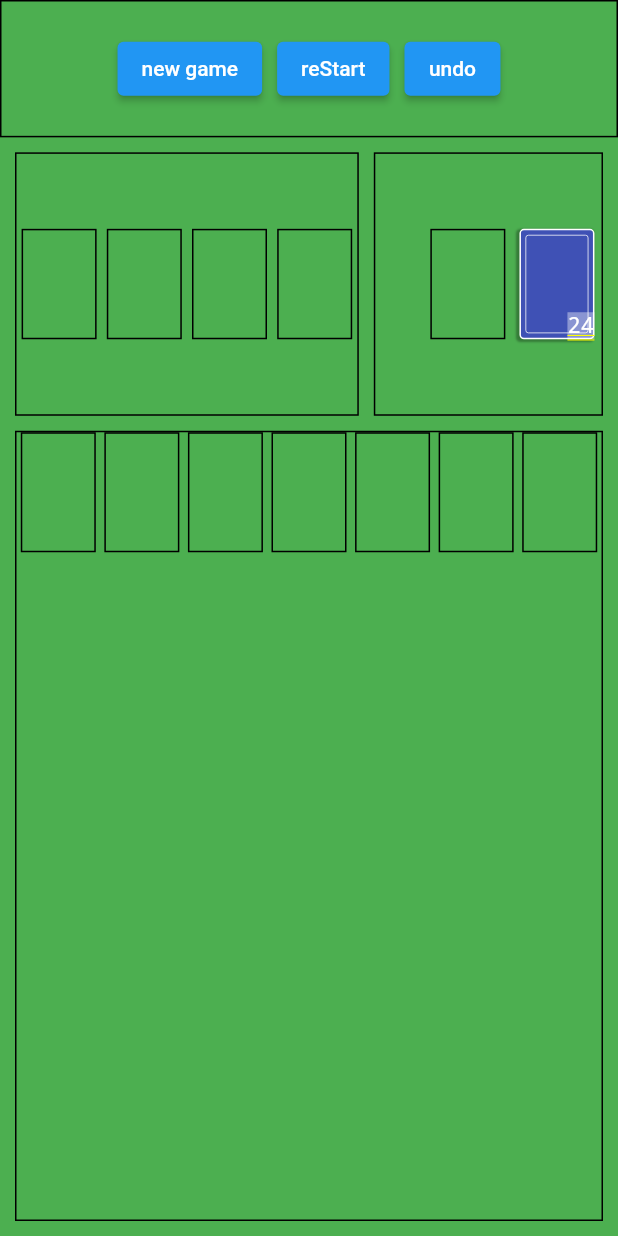
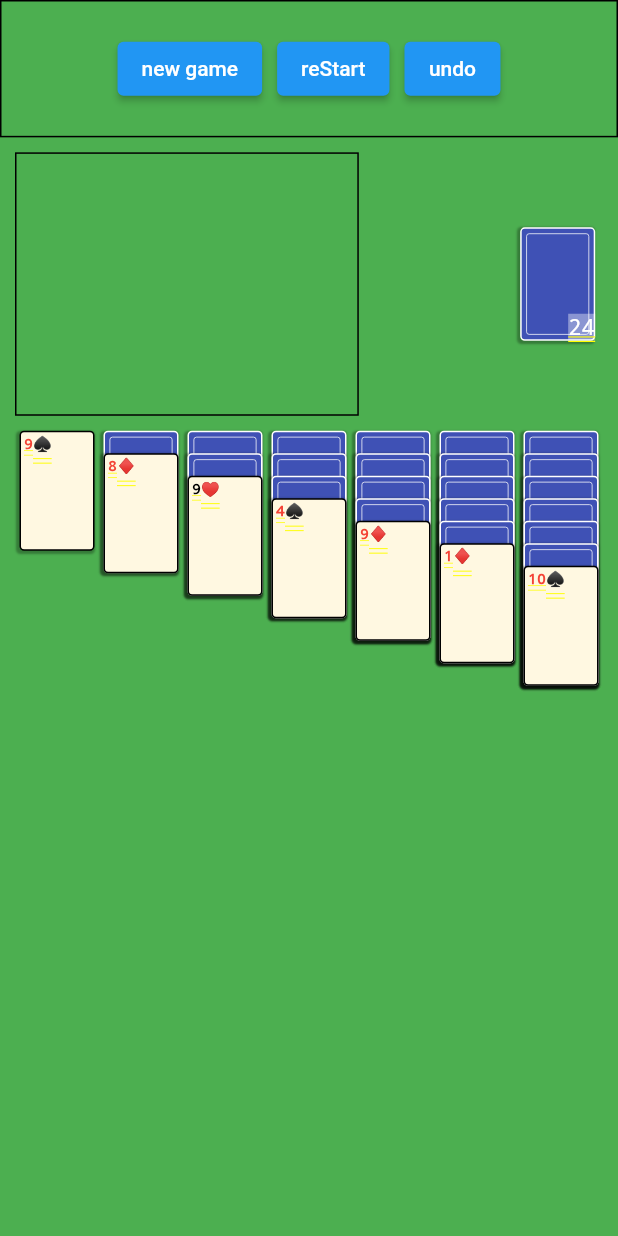
Before and after one commit to ssdd33/flutter_solitaire_2, a Flutter app: the screen it shows after launch, after a tap on "new game", on a phone screen of 412 x 824 dp. Run offline on Flutter 3.47's test engine with Material 2 defaults, Android fonts, the phone set to English and light mode, and no system bars.

Commit message:
undo 수정, tableau 작업중

```diff
--- a/lib/interface/game.dart
+++ b/lib/interface/game.dart
@@ -18,23 +18,20 @@ abstract class Game {
   //   _initBoard();
   //   _initCardSet();
   // }
-/** sectionMap 초기 설정 */
+  /// sectionMap 초기 설정
   void _initBoard();
 
-  /** 카드 셔플, Section.init으로 섹션에 초기카드 전달 */
+  /// 카드 셔플, Section.init으로 섹션에 초기카드 전달
   void initGame();
 
   void _initCardSet();
 
-/**카드가 모두 정렬되어 게임이 끝났는지 확인, isGameComplete에 값 저장
-*/
+  /// 카드가 모두 정렬되어 게임이 끝났는지 확인, isGameComplete에 값 저장
   void checkComplete();
 
-/**
- * sectionId 에 따라 로직 분기 : 카드게임에서는 어느섹션으로 이동할지 구분 값으로 사용됨
- * 카드가 이동한 경우 true, 이동가능한 구역이 없어 이동을 못한 경우 false 반환
- */
-  bool moveInterSection(String sectionId, List<GCard> cards);
+  /// sectionId 에 따라 로직 분기 : 카드게임에서는 어느섹션으로 이동할지 구분 값으로 사용됨
+  /// 카드가 이동한 경우 true, 이동가능한 구역이 없어 이동을 못한 경우 false 반환
+  dynamic moveInterSection(String sectionId, List<GCard> cards);
 
   void autoComplete();
 }
--- a/lib/main.dart
+++ b/lib/main.dart
@@ -5,7 +5,7 @@ import 'package:flutter_solitaire_2/screen/layout/board_screen.dart';
 import 'package:flutter_solitaire_2/screen/layout/header.dart';
 
 void main() {
-  runApp(RootApp());
+  runApp(const RootApp());
 }
 
 class RootApp extends StatelessWidget {
@@ -34,6 +34,7 @@ class RootApp extends StatelessWidget {
         home: ListenableBuilder(
             listenable: game,
             builder: (BuildContext context, Widget? child) {
+              print('*GAME BUILD');
               return CardGameScreen(game,
                   child: SafeArea(
                       child: Stack(
--- a/lib/model/board/foundation.dart
+++ b/lib/model/board/foundation.dart
@@ -4,7 +4,7 @@ import 'package:flutter_solitaire_2/interface/section.dart';
 import 'package:flutter_solitaire_2/model/card_game.dart';
 
 class FoundationPile extends Pile {
-  int get topValue => cards.length == 0 ? 0 : cards.last.value;
+  int get topValue => cards.isEmpty ? 0 : cards.last.value;
   SHAPE shape = SHAPE.ALL;
   FoundationPile(SHAPE shapeValue, List<GCard> defaultCards)
       : super(shapeValue.name, defaultCards) {
@@ -19,7 +19,7 @@ class FoundationPile extends Pile {
 
   @override
   List<GCard>? drawCard(GCard selectedCard) {
-    if (cards.length > 0) {
+    if (cards.isNotEmpty) {
       GCard removed = cards.removeLast();
       addHistory(cards);
       return [removed];
@@ -42,7 +42,7 @@ class Foundation extends Section<FoundationPile, SHAPE> {
   }
 
   @override
-  void move(String fromPileId, GCard card) {
+  move(SHAPE fromPileId, GCard card) {
     bool isAvailableToTableau =
         game.moveInterSection(SectionType.tableau.name, [card]);
     if (isAvailableToTableau) {
--- a/lib/model/board/stock.dart
+++ b/lib/model/board/stock.dart
@@ -38,19 +38,23 @@ class StockPile extends Pile {
 }
 
 class Stock extends Section<StockPile, SectionType> {
-  Stock(CardGame game) : super(game: game, id: SectionType.stock.name);
+  Stock(CardGame game) : super(game: game, id: SectionType.stock.name) {
+    init([]);
+  }
   List<GCard> get faceUpCards =>
-      piles[0].cards.where((card) => card.isFaceUp).toList();
-  List<GCard> get faceDownCards =>
-      piles[0].cards.where((card) => !card.isFaceUp).toList();
+      pileMap[SectionType.stock]!.cards.where((card) => card.isFaceUp).toList();
+  List<GCard> get faceDownCards => pileMap[SectionType.stock]!
+      .cards
+      .where((card) => !card.isFaceUp)
+      .toList();
   @override
   void init(List<GCard> defaultCards) {
     pileMap[SectionType.stock] = StockPile(SectionType.stock, defaultCards);
   }
 
   @override
-  void move(String fromPileId, GCard card) {
-    //XXXstock은 pile이 하나이므로 파라미터 fromPileId는 의미 없음 -> 옵셔널로 수정
+  move(SectionType fromPileId, GCard card) {
+    //XXX stock은 pile이 하나이므로 파라미터 fromPileId는 의미 없음 -> 옵셔널로 수정
 
     StockPile pile = pileMap[id]!;
 
@@ -74,7 +78,7 @@ class Stock extends Section<StockPile, SectionType> {
         .firstWhere((card) => card.shape == shape && card.value == value);
 
     while (selectedCard != null) {
-      move('', selectedCard);
+      move(SectionType.stock, selectedCard);
       startValue++;
     }
   }
--- a/lib/screen/layout/board_screen.dart
+++ b/lib/screen/layout/board_screen.dart
@@ -8,9 +8,10 @@ class BoardScreen extends StatelessWidget {
 
   @override
   Widget build(BuildContext context) {
-    return Container(
+    print("** BOARD BUILD");
+    return const SizedBox(
       height: double.infinity,
-      child: const Padding(
+      child: Padding(
           padding: EdgeInsets.all(10),
           child: Column(children: [
             Flexible(
--- a/lib/screen/layout/header.dart
+++ b/lib/screen/layout/header.dart
@@ -18,7 +18,7 @@ done: restart , new game
   Widget build(BuildContext context) {
     CardGame game = CardGameScreen.game(context);
     GameStatus status = game.gameStatus;
-
+    print('**HEADER BUILD');
     return Container(
         height: double.infinity,
         decoration: BoxDecoration(border: Border.all()),
@@ -30,9 +30,9 @@ done: restart , new game
               : status == GameStatus.playing
                   ? Row(mainAxisAlignment: MainAxisAlignment.center, children: [
                       NewGameButton(onPressed: game.initGame),
-                      SizedBox(width: 10),
+                      const SizedBox(width: 10),
                       RestartButton(onPressed: game.restartGame),
-                      SizedBox(width: 10),
+                      const SizedBox(width: 10),
                       UndoButton(onPressed: game.undo)
                     ])
                   : status == GameStatus.done
@@ -40,18 +40,18 @@ done: restart , new game
                           mainAxisAlignment: MainAxisAlignment.center,
                           children: [
                               NewGameButton(onPressed: game.initGame),
-                              SizedBox(width: 10),
+                              const SizedBox(width: 10),
                               RestartButton(onPressed: game.restartGame)
                             ])
                       : Row(
                           mainAxisAlignment: MainAxisAlignment.center,
                           children: [
                               NewGameButton(onPressed: game.initGame),
-                              SizedBox(width: 10),
+                              const SizedBox(width: 10),
                               RestartButton(onPressed: game.restartGame),
-                              SizedBox(width: 10),
+                              const SizedBox(width: 10),
                               AutoCompleteButton(onPressed: game.autoComplete),
-                              SizedBox(width: 10),
+                              const SizedBox(width: 10),
                               UndoButton(onPressed: game.undo)
                             ]),
         ));
@@ -67,7 +67,7 @@ class NewGameButton extends StatelessWidget {
 
   @override
   Widget build(BuildContext context) {
-    return ElevatedButton(onPressed: onPressed, child: Text('new game'));
+    return ElevatedButton(onPressed: onPressed, child: const Text('new game'));
   }
 }
 
@@ -80,7 +80,7 @@ class RestartButton extends StatelessWidget {
 
   @override
   Widget build(BuildContext context) {
-    return ElevatedButton(onPressed: onPressed, child: Text('reStart'));
+    return ElevatedButton(onPressed: onPressed, child: const Text('reStart'));
   }
 }
 
@@ -93,7 +93,8 @@ class AutoCompleteButton extends StatelessWidget {
 
   @override
   Widget build(BuildContext context) {
-    return ElevatedButton(onPressed: onPressed, child: Text('auto complete'));
+    return ElevatedButton(
+        onPressed: onPressed, child: const Text('auto complete'));
   }
 }
 
@@ -106,6 +107,6 @@ class UndoButton extends StatelessWidget {
 
   @override
   Widget build(BuildContext context) {
-    return ElevatedButton(onPressed: onPressed, child: Text('undo'));
+    return ElevatedButton(onPressed: onPressed, child: const Text('undo'));
   }
 }
--- a/lib/screen/section/stock/stock_controller.dart
+++ b/lib/screen/section/stock/stock_controller.dart
@@ -1,22 +1,31 @@
 import 'package:flutter/material.dart';
 import 'package:flutter_solitaire_2/interface/card.dart';
+import 'package:flutter_solitaire_2/interface/game.dart';
 
 import 'package:flutter_solitaire_2/model/board/stock.dart';
+import 'package:flutter_solitaire_2/model/card_game.dart';
+import 'package:flutter_solitaire_2/screen/card_game_screen.dart';
 
 class StockController extends ChangeNotifier {
-  final Stock stock;
-  StockController({
-    required this.stock,
-  });
+  final BuildContext context;
+  late final CardGame game;
+
+  late final Stock stock;
+  StockController(this.context) {
+    game = CardGameScreen.game(context);
+    stock = game.stock;
+  }
 
   List<GCard> get faceUpCards => stock.faceUpCards.length <= 3
       ? stock.faceUpCards
       : stock.faceUpCards.sublist(stock.faceUpCards.length - 3);
 
   int get faceDownCardsCount => stock.faceDownCards.length;
+  GameStatus get status => game.gameStatus;
 
   void onTraverseCard() {
     stock.piles[0].traverseCard();
+    game.addHistory(SectionType.stock, SectionType.stock);
     notifyListeners();
   }
 }
--- a/lib/screen/section/stock/stock_screen.dart
+++ b/lib/screen/section/stock/stock_screen.dart
@@ -16,40 +16,35 @@ class StockScreen extends StatelessWidget {
 
   @override
   Widget build(BuildContext context) {
-    CardGame game = CardGameScreen.game(context);
-    Stock stock = game.stock;
-    GameStatus status = game.gameStatus;
-
-    StockController controller = StockController(stock: stock);
-
-    return Container(
+    StockController controller = StockController(context);
+    print("***STOCK BUILD");
+    return SizedBox(
       height: double.infinity,
       width: double.infinity,
-      decoration: BoxDecoration(border: Border.all()),
       child: Padding(
         padding: const EdgeInsets.symmetric(vertical: 50),
         child: ListenableBuilder(
             listenable: controller,
             builder: (BuildContext context, Widget? child) {
+              print('listener: ${controller.faceUpCards}');
               return Flex(
                 mainAxisAlignment: MainAxisAlignment.spaceAround,
                 direction: Axis.horizontal,
                 children: [
-                  if (status == GameStatus.init) ...[Blank(), Blank()],
-                  if (status != GameStatus.init) ...[
+                  if (controller.status != GameStatus.init) ...[
                     FaceUpCards(cards: controller.faceUpCards),
                     GestureDetector(
                         onTap: controller.onTraverseCard,
                         child: Stack(
                             alignment: AlignmentDirectional.bottomEnd,
                             children: [
-                              FaceDownCardWidget(),
+                              const FaceDownCardWidget(),
                               Container(
-                                decoration: BoxDecoration(
+                                decoration: const BoxDecoration(
                                     color: Color.fromARGB(100, 255, 255, 255)),
                                 child: Text('${controller.faceDownCardsCount}',
                                     textAlign: TextAlign.end,
-                                    style: TextStyle(
+                                    style: const TextStyle(
                                         fontSize: 15,
                                         color: Colors.white,
                                         fontWeight: FontWeight.w100)),
@@ -73,15 +68,15 @@ class FaceUpCards extends StatelessWidget {
 
   @override
   Widget build(BuildContext context) {
-    print(cards.map((card) => card.toString()).toList());
+    print('faceupCards : $cards');
     return SizedBox(
       width: 82,
       height: 80,
       child: Stack(
         alignment: AlignmentDirectional.topEnd,
         children: [
-          if (cards.length == 0) Blank(),
-          if (cards.length > 0)
+          if (cards.isEmpty) const Blank(),
+          if (cards.isNotEmpty)
             ...cards
                 .map((GCard card) => SizedBox(
                     width: 50 +
--- a/lib/screen/section/tableau/tableau_screen.dart
+++ b/lib/screen/section/tableau/tableau_screen.dart
@@ -1,8 +1,15 @@
+// ignore_for_file: public_member_api_docs, sort_constructors_first
 import 'package:flutter/material.dart';
+
+import 'package:flutter_solitaire_2/interface/card.dart';
+import 'package:flutter_solitaire_2/interface/game.dart';
+import 'package:flutter_solitaire_2/model/board/tableau.dart';
 import 'package:flutter_solitaire_2/model/card_game.dart';
 import 'package:flutter_solitaire_2/screen/card_game_screen.dart';
 import 'package:flutter_solitaire_2/screen/section/tableau/tableau_controller.dart';
 import 'package:flutter_solitaire_2/screen/widget/blank.dart';
+import 'package:flutter_solitaire_2/screen/widget/card/face_down_card_widget.dart';
+import 'package:flutter_solitaire_2/screen/widget/card/face_up_card_widget.dart';
 
 class TableauScreen extends StatelessWidget {
   const TableauScreen({super.key});
@@ -11,24 +18,61 @@ class TableauScreen extends StatelessWidget {
   Widget build(BuildContext context) {
     TableauController controller = TableauController(context: context);
 
-    return Container(
+    return SizedBox(
       height: double.infinity,
       width: double.infinity,
-      decoration: BoxDecoration(border: Border.all()),
       child: Flex(
         mainAxisAlignment: MainAxisAlignment.spaceAround,
         crossAxisAlignment: CrossAxisAlignment.start,
         direction: Axis.horizontal,
         children: [
-          Blank(),
-          Blank(),
-          Blank(),
-          Blank(),
-          Blank(),
-          Blank(),
-          Blank()
+          if (controller.gameStatus != GameStatus.init)
+            ...controller.piles
+                .map((pile) => TableauPileScreen(
+                    pile: pile,
+                    onClickCard: (GCard card) =>
+                        controller.onClickCard(pile.id, card)))
+                .toList()
         ],
       ),
+    );
+  }
+}
+
+class TableauPileScreen extends StatelessWidget {
+  final TableauPile pile;
+  final void Function(GCard card) onClickCard;
+  const TableauPileScreen({
+    Key? key,
+    required this.pile,
+    required this.onClickCard,
+  }) : super(key: key);
+
+  @override
+  Widget build(BuildContext context) {
+    if (pile.bottomValue == 14) return const Blank();
+
+    List<GCard> cards = pile.cards;
+    return Stack(
+      alignment: AlignmentDirectional.bottomEnd,
+      children: [
+        ...cards.map((card) {
+          double height =
+              ((cards.indexOf(card) - (cards.length - 1)).abs() * 15) + 80;
+          if (!card.isFaceUp) {
+            return SizedBox(
+              height: height,
+              child: const FaceDownCardWidget(),
+            );
+          }
+          return SizedBox(
+            height: height,
+            child: GestureDetector(
+                onTap: () => onClickCard(card),
+                child: FaceUpCardWidget(card: card)),
+          );
+        }).toList()
+      ],
     );
   }
 }
@@ -36,7 +80,7 @@ class TableauScreen extends StatelessWidget {
 
 /*
 init -> blank
-playing ->
+playing -> cardspile
 
 
 
--- a/lib/screen/widget/blank.dart
+++ b/lib/screen/widget/blank.dart
@@ -5,10 +5,9 @@ class Blank extends StatelessWidget {
 
   @override
   Widget build(BuildContext context) {
-    return Container(
+    return const SizedBox(
       width: 50,
       height: 80,
-      decoration: BoxDecoration(border: Border.all()),
     );
   }
 }
--- a/lib/screen/widget/card/face_up_card_widget.dart
+++ b/lib/screen/widget/card/face_up_card_widget.dart
@@ -9,18 +9,46 @@ class FaceUpCardWidget extends StatelessWidget {
     required this.card,
   }) : super(key: key);
 
+  String parseValue(int value) {
+    switch (value) {
+      case 11:
+        return 'J';
+      case 12:
+        return 'Q';
+      case 13:
+        return 'K';
+      default:
+        return '$value';
+    }
+  }
+
+  String parseShape(SHAPE shape) {
+    switch (shape) {
+      case SHAPE.CLOVER:
+        return '♣︎';
+      case SHAPE.HEART:
+        return '♥︎';
+      case SHAPE.DIAMOND:
+        return '♦';
+      case SHAPE.SPACE:
+        return '♠';
+      default:
+        return '';
+    }
+  }
+
   @override
   Widget build(BuildContext context) {
     return Container(
-      width: double.infinity,
-      height: double.infinity,
+      width: 50,
+      height: 80,
       decoration: BoxDecoration(
           boxShadow: [
             BoxShadow(
                 color: Colors.black.withOpacity(0.3),
                 spreadRadius: 0.7,
                 blurRadius: 0.5,
-                offset: Offset(-1, 1))
+                offset: const Offset(-1, 1))
           ],
           border: Border.all(
             color: Colors.black,
@@ -32,7 +60,7 @@ class FaceUpCardWidget extends StatelessWidget {
         child: Align(
           alignment: Alignment.topLeft,
           child: Text(
-            '${card.shape.name.substring(0, 1)}${card.value}'.toUpperCase(),
+            '${parseValue(card.value)}${parseShape(card.shape)}'.toUpperCase(),
             style: TextStyle(
                 fontSize: 10,
                 color: card.color.name.substring(0, 1) == 'R'
```
Also changed, not shown: lib/interface/pile.dart (+12 -6 lines), lib/interface/section.dart (+5 -3 lines), lib/model/board/tableau.dart (+44 -24 lines), lib/model/card_game.dart (+32 -25 lines), lib/screen/section/tableau/tableau_controller.dart (+10 -0 lines), pubspec.lock.
